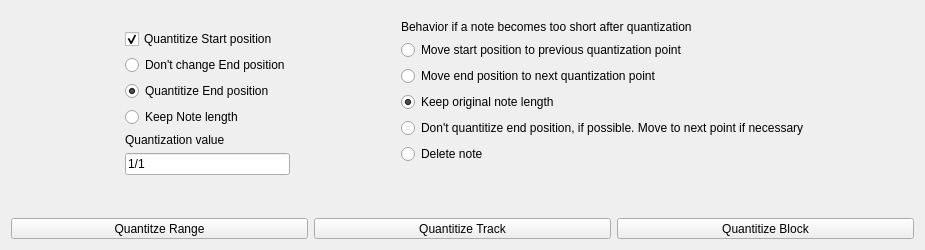
The window that bin/quantization.ui (kmatheussen/radium) describes before a commit, drawn with Qt 5.
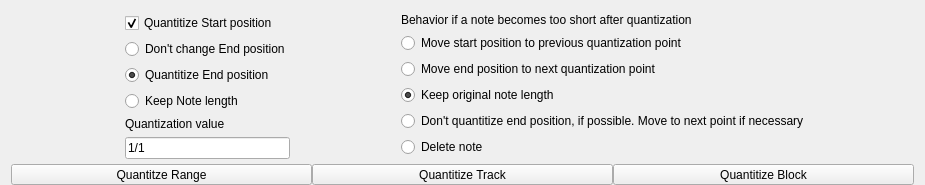
The same window after the commit. Custom widgets are drawn as their Qt base class.

The edit to the form file:
```diff
--- a/bin/quantization.ui
+++ b/bin/quantization.ui
@@ -7,16 +7,44 @@
     <x>0</x>
     <y>0</y>
     <width>925</width>
-    <height>250</height>
+    <height>185</height>
    </rect>
   </property>
   <property name="windowTitle">
    <string>Form</string>
   </property>
-  <layout class="QVBoxLayout" name="verticalLayout">
+  <layout class="QVBoxLayout" name="verticalLayout" stretch="1,5,0">
+   <property name="spacing">
+    <number>0</number>
+   </property>
+   <property name="topMargin">
+    <number>5</number>
+   </property>
+   <property name="bottomMargin">
+    <number>0</number>
+   </property>
+   <item>
+    <spacer name="verticalSpacer_2">
+     <property name="orientation">
+      <enum>Qt::Vertical</enum>
+     </property>
+     <property name="sizeHint" stdset="0">
+      <size>
+       <width>20</width>
+       <height>1</height>
+      </size>
+     </property>
+    </spacer>
+   </item>
    <item>
     <widget class="QWidget" name="quantization" native="true">
      <layout class="QHBoxLayout" name="horizontalLayout_2" stretch="0,0,0,0,0">
+      <property name="topMargin">
+       <number>0</number>
+      </property>
+      <property name="bottomMargin">
+       <number>0</number>
+      </property>
       <item>
        <spacer name="horizontalSpacer_2">
         <property name="orientation">
@@ -42,6 +70,12 @@
          <property name="sizeConstraint">
           <enum>QLayout::SetDefaultConstraint</enum>
          </property>
+         <property name="topMargin">
+          <number>0</number>
+         </property>
+         <property name="bottomMargin">
+          <number>5</number>
+         </property>
          <item>
           <widget class="QCheckBox" name="quant_start">
            <property name="text">
@@ -119,7 +153,7 @@
            <property name="sizeHint" stdset="0">
             <size>
              <width>20</width>
-             <height>10</height>
+             <height>5</height>
             </size>
            </property>
           </spacer>
@@ -159,7 +193,7 @@
           <number>0</number>
          </property>
          <property name="bottomMargin">
-          <number>0</number>
+          <number>5</number>
          </property>
          <item>
           <widget class="QLabel" name="label_4">
@@ -226,7 +260,7 @@
            <property name="sizeHint" stdset="0">
             <size>
              <width>20</width>
-             <height>10</height>
+             <height>2</height>
             </size>
            </property>
           </spacer>
```
